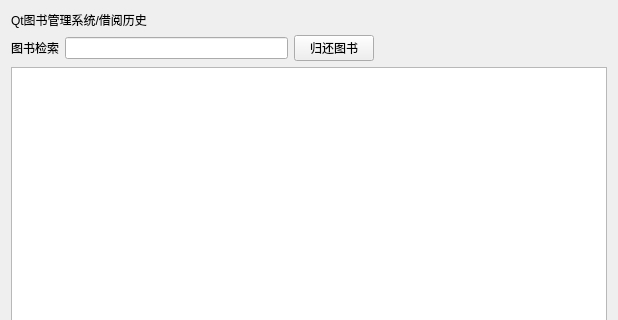
Old version of the form bookmgr/cell/cell_bookhis.ui in the repository ZF-Xie/book-manager; both pictures show x 0 to 618 and y 0 to 320 of the 618 by 525 pixel window.
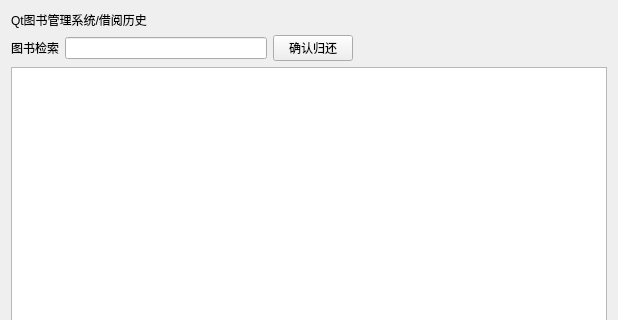
New version of the form.

```diff
--- a/bookmgr/cell/cell_bookhis.ui
+++ b/bookmgr/cell/cell_bookhis.ui
@@ -13,10 +13,8 @@
   <property name="windowTitle">
    <string>Form</string>
   </property>
-  <layout class="QGridLayout" name="gridLayout_2">
-   <item row="0" column="0">
     <layout class="QGridLayout" name="gridLayout">
-     <item row="0" column="0" colspan="4">
+   <item row="0" column="0" colspan="2">
       <widget class="QLabel" name="label_2">
        <property name="text">
         <string>Qt图书管理系统/借阅历史</string>
@@ -39,7 +37,7 @@
      <item row="1" column="2">
       <widget class="QPushButton" name="pushButton">
        <property name="text">
-        <string>归还图书</string>
+      <string>确认归还</string>
        </property>
       </widget>
      </item>
@@ -50,7 +48,7 @@
        </property>
        <property name="sizeHint" stdset="0">
         <size>
-         <width>227</width>
+       <width>248</width>
          <height>20</height>
         </size>
        </property>
@@ -58,8 +56,6 @@
      </item>
      <item row="2" column="0" colspan="4">
       <widget class="QTableView" name="tableView"/>
-     </item>
-    </layout>
    </item>
   </layout>
  </widget>
```
Left out of the diff: 4 changed lines with no effect on the pictures. Lines whose indentation alone changed are shown as unchanged.
